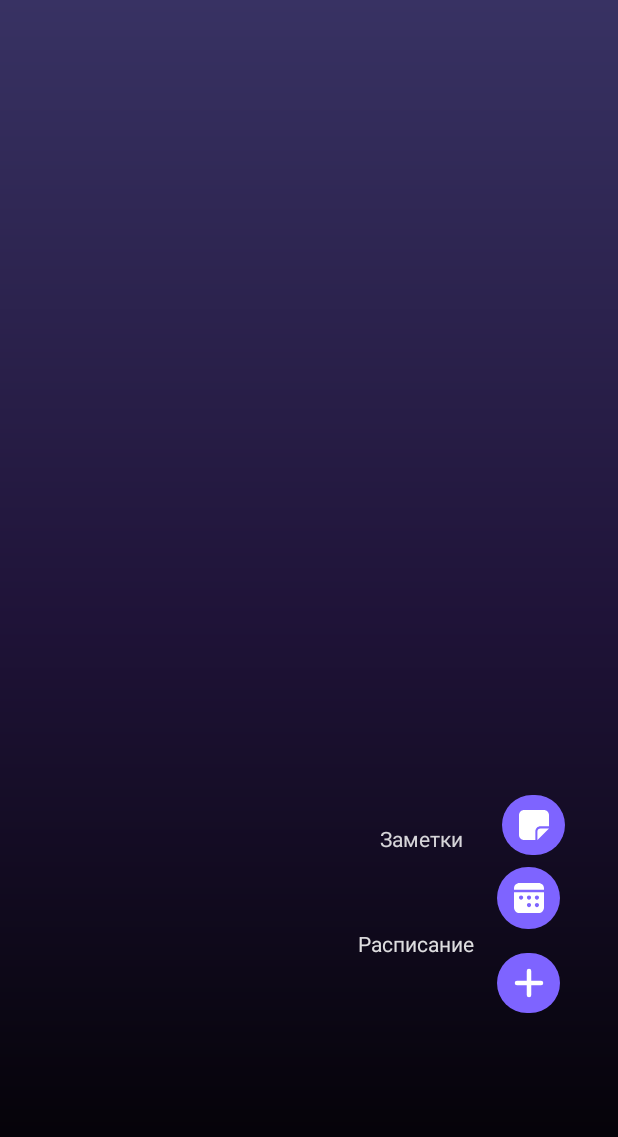
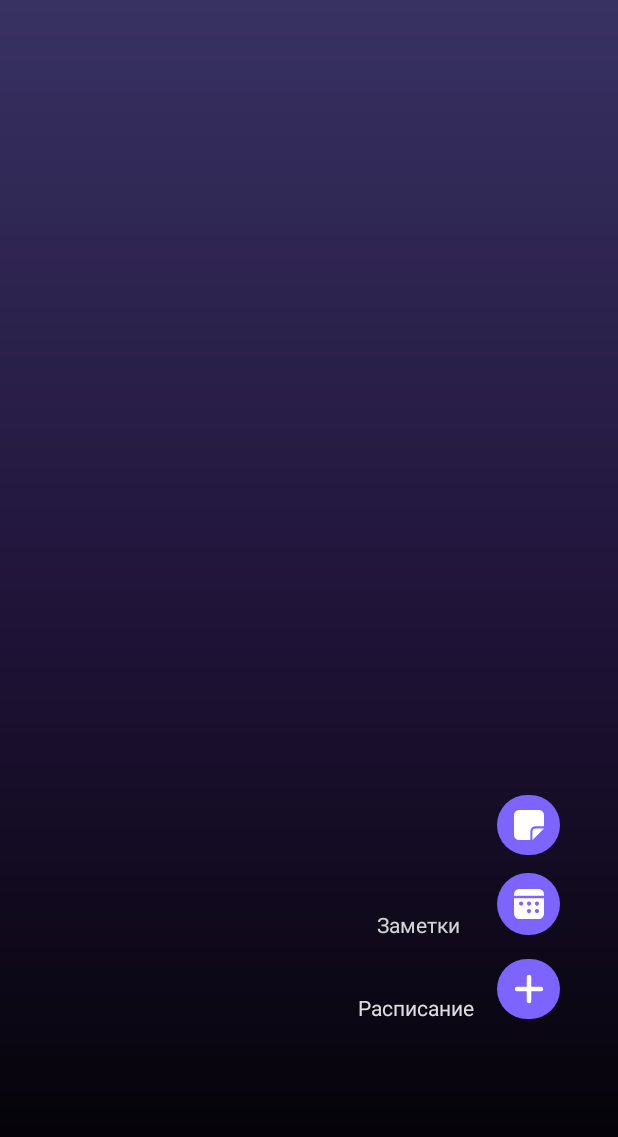
Before and after one commit to Milo4kaa/TestAndroid, an Android app built with Jetpack Compose: the screen it shows after launch (Menu), after a tap on an icon or button, on a phone screen of 412 x 824 dp. Shown: the top 1137 px of the screen. Run offline under Robolectric (Android 15) with nearby library versions, the phone set to English and light mode, and no system bars.

Commit message:
Рабочая лошадка v1.4

```diff
--- a/app/build.gradle
+++ b/app/build.gradle
@@ -54,8 +54,10 @@ android {
 }
 
 dependencies {
+    implementation 'com.android.support.constraint:constraint-layout:1.0.2'
     implementation 'androidx.core:core-ktx:1.10.0'
     implementation platform('androidx.compose:compose-bom:2022.10.00')
+    implementation 'com.android.car.ui:car-ui-lib:2.0.0'
     androidTestImplementation platform('androidx.compose:compose-bom:2022.10.00')
     annotationProcessor 'androidx.room:room-compiler:2.5.1'
     implementation 'androidx.lifecycle:lifecycle-livedata-ktx:2.6.1'
--- a/app/src/main/java/com/example/todolist/MainActivity.kt
+++ b/app/src/main/java/com/example/todolist/MainActivity.kt
@@ -3,15 +3,14 @@
 package com.example.todolist
 
 import android.content.Intent
-import androidx.appcompat.app.AppCompatActivity
 import android.os.Bundle
+import android.text.format.DateFormat
 import android.view.View
 import androidx.activity.result.ActivityResultLauncher
 import androidx.activity.result.contract.ActivityResultContracts
-import androidx.recyclerview.widget.GridLayoutManager
+import androidx.appcompat.app.AppCompatActivity
 import androidx.recyclerview.widget.LinearLayoutManager
 import com.example.todolist.databinding.ActivityMainBinding
-
 import com.example.todolist.ui.theme.NoteActivity
 
 class MainActivity : AppCompatActivity() {
@@ -22,6 +21,9 @@ class MainActivity : AppCompatActivity() {
 
     override fun onCreate(savedInstanceState: Bundle?)
     {
+        val dateFormat = DateFormat.getDateFormat(
+            applicationContext
+        )
         super.onCreate(savedInstanceState)
         binding = ActivityMainBinding.inflate(layoutInflater)
         setContentView(binding.root)
--- a/app/src/main/res/layout/activity_menu.xml
+++ b/app/src/main/res/layout/activity_menu.xml
@@ -5,7 +5,7 @@
     android:layout_width="match_parent"
     android:layout_height="match_parent"
     android:background="@drawable/gradient"
-    android:onClick="onClickOpenNoteActivity"
+    android:onClick="onClickOpenMainActivity"
     tools:context=".Menu">
 
     <ImageButton
@@ -13,7 +13,7 @@
         android:layout_width="42dp"
         android:layout_height="40dp"
         android:layout_marginTop="530dp"
-        android:layout_marginEnd="32dp"
+        android:layout_marginEnd="37dp"
         android:layout_marginBottom="52dp"
         android:background="@drawable/menu_button_radius"
         android:onClick="onClickOpenNoteActivity"
@@ -27,7 +27,7 @@
         android:id="@+id/imageButton7"
         android:layout_width="42dp"
         android:layout_height="41dp"
-        android:layout_marginTop="8dp"
+        android:layout_marginTop="12dp"
         android:layout_marginEnd="38dp"
         android:background="@drawable/menu_button_radius"
         app:layout_constraintEnd_toEndOf="parent"
@@ -55,7 +55,7 @@
         android:layout_width="63dp"
         android:layout_height="21dp"
         android:layout_marginStart="250dp"
-        android:layout_marginTop="534dp"
+        android:layout_marginTop="634dp"
         android:layout_marginEnd="15dp"
         android:text="@string/Заметки"
         android:textColor="#D3FFFFFF"
--- a/app/src/main/res/layout/note_item.xml
+++ b/app/src/main/res/layout/note_item.xml
@@ -1,6 +1,7 @@
 <?xml version="1.0" encoding="utf-8"?>
 <layout xmlns:android="http://schemas.android.com/apk/res/android"
     xmlns:app="http://schemas.android.com/apk/res-auto"
+    android:background="@drawable/liner_radius"
     xmlns:tools="http://schemas.android.com/tools">
 
     <data>
@@ -11,6 +12,7 @@
         android:layout_width="wrap_content"
         android:layout_height="wrap_content">
 
+
         <androidx.cardview.widget.CardView
             android:layout_width="409dp"
             android:layout_height="wrap_content"
@@ -18,7 +20,7 @@
             android:layout_marginTop="8dp"
             android:layout_marginEnd="8dp"
             android:layout_marginBottom="8dp"
-            android:background="#7E64FF"
+            android:background="@drawable/liner_radius"
             android:onClick="onClickOpenNoteActivity"
             app:cardCornerRadius="10dp"
             app:layout_constraintBottom_toBottomOf="parent"
```
Also changed, not shown: app/src/main/java/com/example/todolist/ui/theme/NoteActivity.kt (+1 -15 lines), app/src/main/res/layout/activity_main.xml (+4 -4 lines), 291 other files.
